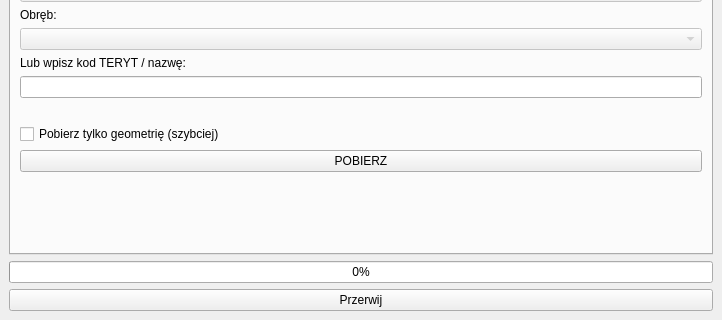
First picture: the form in pobierz_dane_GUGiK_dockwidget_base.ui, repository GlownyUrzadGeodezjiIKartografii/pobierz_dane_GUGiK, before the edit; both pictures show x 0 to 722 and y 180 to 500 of the 722 by 500 pixel window.
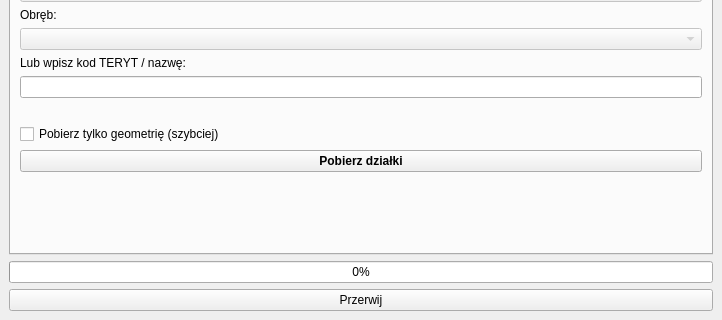
Second picture: the form after the edit. The open tabs and pages were chosen to show the change.

What changed in the file:
```diff
--- a/pobierz_dane_GUGiK_dockwidget_base.ui
+++ b/pobierz_dane_GUGiK_dockwidget_base.ui
@@ -110,8 +110,14 @@
         </item>
         <item>
          <widget class="QPushButton" name="btn_download_admin">
+          <property name="font">
+           <font>
+            <weight>75</weight>
+            <bold>true</bold>
+           </font>
+          </property>
           <property name="text">
-           <string>POBIERZ</string>
+           <string>Pobierz działki</string>
           </property>
          </widget>
         </item>
```
Left out of the diff: 6 changed lines with no effect on the pictures.
